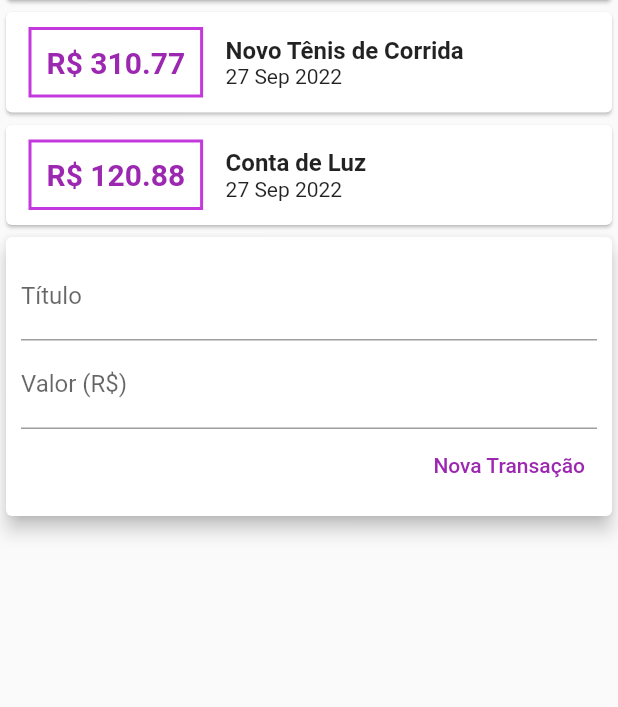
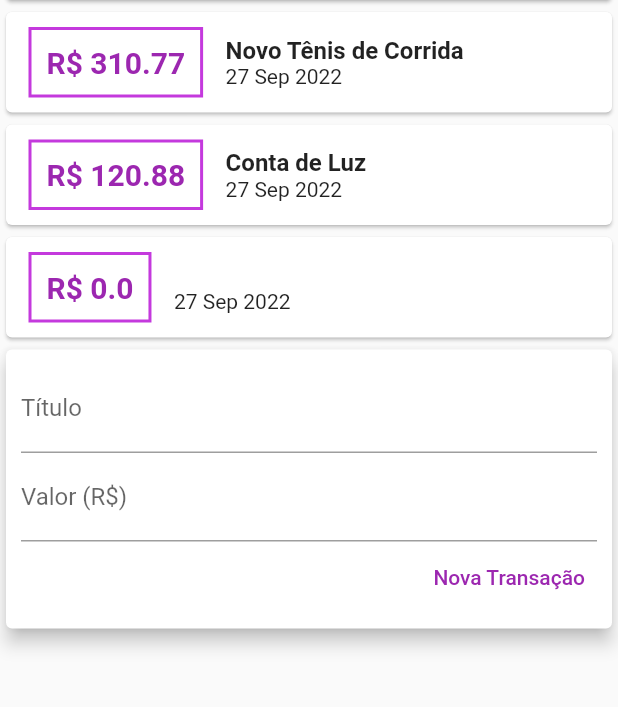
Before and after one commit to DaniloSacramento/Despesas-Pessoais-App, a Flutter app: the screen it shows after launch, after a tap on "Nova Transação", on a phone screen of 412 x 824 dp, the part 114-821 px from its top. Run offline on Flutter 3.47's test engine with Material 2 defaults, Android fonts, the phone set to English and light mode, and no system bars.

Commit message:
Adicionando Transação

```diff
--- a/expenses/lib/components/transaction_form.dart
+++ b/expenses/lib/components/transaction_form.dart
@@ -5,7 +5,9 @@ import 'package:flutter/material.dart';
 class TransactionForm extends StatelessWidget {
    final titleControler = TextEditingController();  // O estado interno ainda vai mudar
    final valueControler = TextEditingController();
+   final void Function(String, double) onSubmit;
 
+  TransactionForm(this.onSubmit);
 
   @override
   Widget build(BuildContext context) {
@@ -37,8 +39,9 @@ class TransactionForm extends StatelessWidget {
                           ),
                         ),
                           onPressed: () {
-                            print(titleControler.text);
-                            print(valueControler.text);
+                            final title = titleControler.text;
+                            final value = double.tryParse(valueControler.text) ?? 0.0;
+                            onSubmit(title, value);
                           },
                        ),
                     ],
--- a/expenses/lib/components/transaction_user.dart
+++ b/expenses/lib/components/transaction_user.dart
@@ -27,13 +27,26 @@ class _TransactionUser extends State<TransactionUser> {
       date: DateTime.now(),
     )
   ];
+  _addTransaction(String title, double value){
+    final newTransaction =  Transaction(
+      id: "Random().nextDouble().toString()",
+      title: title,
+      value: value,
+      date: DateTime.now(),
+    );
+    setState(()
+    {
+      _transactions.add(newTransaction);
+
+    });
+  }
 
   @override
   Widget build(BuildContext context) {
     return Column(
       children: [
         TransactionList(_transactions),
-        TransactionForm()
+        TransactionForm(_addTransaction),
       ],
     );
   }
```
